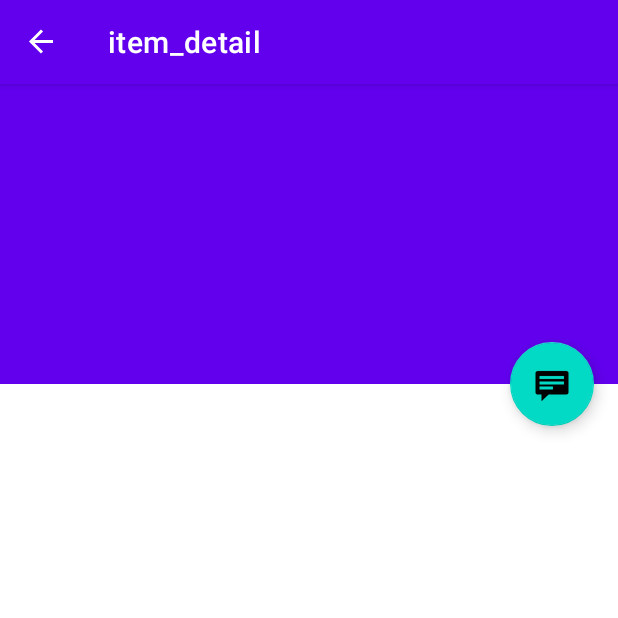
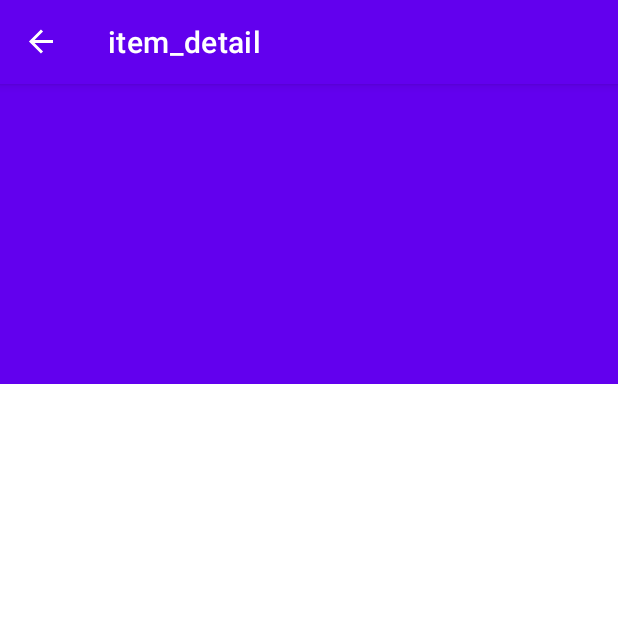
Before and after one commit to RamonDiazCuenca/Pokemon, an Android app: the ItemDetailFragment screen opened through its navigation route, on a phone screen of 412 x 824 dp, the top half of it. Run offline under Robolectric (Android 15) with nearby library versions, the phone set to English and light mode, and no system bars; our stand-ins replace navigation-ui; pictures from the network do not load.

```diff
--- a/app/src/main/java/com/grupo3/pokemon/ItemDetailFragment.java
+++ b/app/src/main/java/com/grupo3/pokemon/ItemDetailFragment.java
@@ -1,67 +1,43 @@
 package com.grupo3.pokemon;
 
-import android.content.ClipData;
 import android.os.Bundle;
-import android.view.DragEvent;
 
 import androidx.fragment.app.Fragment;
 
 import android.view.LayoutInflater;
 import android.view.View;
 import android.view.ViewGroup;
+import android.widget.ImageView;
 import android.widget.TextView;
 
+import com.bumptech.glide.Glide;
 import com.google.android.material.appbar.CollapsingToolbarLayout;
-import com.grupo3.pokemon.placeholder.PlaceholderContent;
 import com.grupo3.pokemon.databinding.FragmentItemDetailBinding;
 
-/**
- * A fragment representing a single Item detail screen.
- * This fragment is either contained in a {@link ItemListFragment}
- * in two-pane mode (on larger screen devices) or self-contained
- * on handsets.
- */
 public class ItemDetailFragment extends Fragment {
 
-    /**
-     * The fragment argument representing the item ID that this fragment
-     * represents.
-     */
-    public static final String ARG_ITEM_ID = "item_id";
+    public static final Integer ARG_ITEM_ID = 0;
+    public static final String ARG_ITEM_NAME = "item_name";
+    public static final String ARG_DESCRIPTION = "item_description";
 
-    /**
-     * The placeholder content this fragment is presenting.
-     */
-    private PlaceholderContent.PlaceholderItem mItem;
+    private Integer mItemId;
+    private String mItemName;
+    private String mItemDescription;
+
+
     private CollapsingToolbarLayout mToolbarLayout;
     private TextView mTextView;
 
-    private final View.OnDragListener dragListener = (v, event) -> {
-        if (event.getAction() == DragEvent.ACTION_DROP) {
-            ClipData.Item clipDataItem = event.getClipData().getItemAt(0);
-            mItem = PlaceholderContent.ITEM_MAP.get(clipDataItem.getText().toString());
-            updateContent();
-        }
-        return true;
-    };
     private FragmentItemDetailBinding binding;
-
-    /**
-     * Mandatory empty constructor for the fragment manager to instantiate the
-     * fragment (e.g. upon screen orientation changes).
-     */
-    public ItemDetailFragment() {
-    }
 
     @Override
     public void onCreate(Bundle savedInstanceState) {
         super.onCreate(savedInstanceState);
 
-        if (getArguments().containsKey(ARG_ITEM_ID)) {
-            // Load the placeholder content specified by the fragment
-            // arguments. In a real-world scenario, use a Loader
-            // to load content from a content provider.
-            mItem = PlaceholderContent.ITEM_MAP.get(getArguments().getString(ARG_ITEM_ID));
+        if (getArguments().containsKey(String.valueOf(ARG_ITEM_ID))) {
+            mItemId = getArguments().getInt(String.valueOf(ARG_ITEM_ID));
+            mItemName = getArguments().getString(ARG_ITEM_NAME);
+            mItemDescription = getArguments().getString(ARG_DESCRIPTION);
         }
     }
 
@@ -75,9 +51,7 @@ public class ItemDetailFragment extends Fragment {
         mToolbarLayout = rootView.findViewById(R.id.toolbar_layout);
         mTextView = binding.itemDetail;
 
-        // Show the placeholder content as text in a TextView & in the toolbar if available.
         updateContent();
-        rootView.setOnDragListener(dragListener);
         return rootView;
     }
 
@@ -88,11 +62,16 @@ public class ItemDetailFragment extends Fragment {
     }
 
     private void updateContent() {
-        if (mItem != null) {
-            mTextView.setText(mItem.details);
+        if (mItemId != null) {
+            mTextView.setText(mItemDescription);
             if (mToolbarLayout != null) {
-                mToolbarLayout.setTitle(mItem.content);
+                mToolbarLayout.setTitle(mItemName);
             }
+            ImageView itemImage = binding.itemImage;
+            String pokemonImageUrl = "https://raw.githubusercontent.com/PokeAPI/sprites/master/sprites/pokemon/" + mItemId + ".png";
+            Glide.with(this)
+                    .load(pokemonImageUrl)
+                    .into(itemImage);
         }
     }
 }
--- a/app/src/main/java/com/grupo3/pokemon/PokemonAPIService.java
+++ b/app/src/main/java/com/grupo3/pokemon/PokemonAPIService.java
@@ -5,6 +5,6 @@ import retrofit2.Call;
 
 public interface PokemonAPIService {
 
-    @GET("pokemon/?limit=50")
+    @GET("pokemon/?limit=100")
     Call<PokemonFetchResults> getPokemons();
 }
--- a/app/src/main/res/layout/activity_item_detail.xml
+++ b/app/src/main/res/layout/activity_item_detail.xml
@@ -18,21 +18,6 @@
         app:layout_constraintTop_toTopOf="parent"
         app:navGraph="@navigation/primary_details_nav_graph"
         tools:layout="@layout/fragment_item_detail">
-
     </androidx.fragment.app.FragmentContainerView>
 
-    <Toolbar
-        android:layout_width="match_parent"
-        android:layout_height="wrap_content">
-
-    <ImageView
-        android:id="@+id/item_image"
-        android:layout_width="240dp"
-        android:layout_height="240dp"
-        android:layout_gravity="center_horizontal"
-        android:scaleType="center"
-        android:visibility="visible"/>
-
-    </Toolbar>
-
 </androidx.coordinatorlayout.widget.CoordinatorLayout>
--- a/app/src/main/res/layout/fragment_item_detail.xml
+++ b/app/src/main/res/layout/fragment_item_detail.xml
@@ -27,7 +27,17 @@
                 android:layout_width="match_parent"
                 android:layout_height="?attr/actionBarSize"
                 app:layout_collapseMode="pin"
-                app:popupTheme="@style/ThemeOverlay.AppCompat.Light" />
+                app:popupTheme="@style/ThemeOverlay.AppCompat.Light">
+
+            </androidx.appcompat.widget.Toolbar>
+
+            <ImageView
+                android:layout_width="240dp"
+                android:layout_height="240dp"
+                android:id="@+id/item_image"
+                android:layout_gravity="center_horizontal"
+                android:scaleType="center"
+                android:visibility="visible"/>
 
         </com.google.android.material.appbar.CollapsingToolbarLayout>
 
@@ -53,15 +63,4 @@
 
     </androidx.core.widget.NestedScrollView>
 
-    <com.google.android.material.floatingactionbutton.FloatingActionButton
-        android:id="@+id/fab"
-        android:layout_width="wrap_content"
-        android:layout_height="wrap_content"
-        android:layout_gravity="center_vertical|start"
-        android:layout_marginEnd="@dimen/fab_margin"
-        android:layout_marginBottom="16dp"
-        app:layout_anchor="@+id/item_detail_scroll_view"
-        app:layout_anchorGravity="top|end"
-        app:srcCompat="@android:drawable/stat_notify_chat" />
-
 </androidx.coordinatorlayout.widget.CoordinatorLayout>
```
Also changed, not shown: app/src/main/java/com/grupo3/pokemon/ItemListFragment.java (+5 -77 lines).
